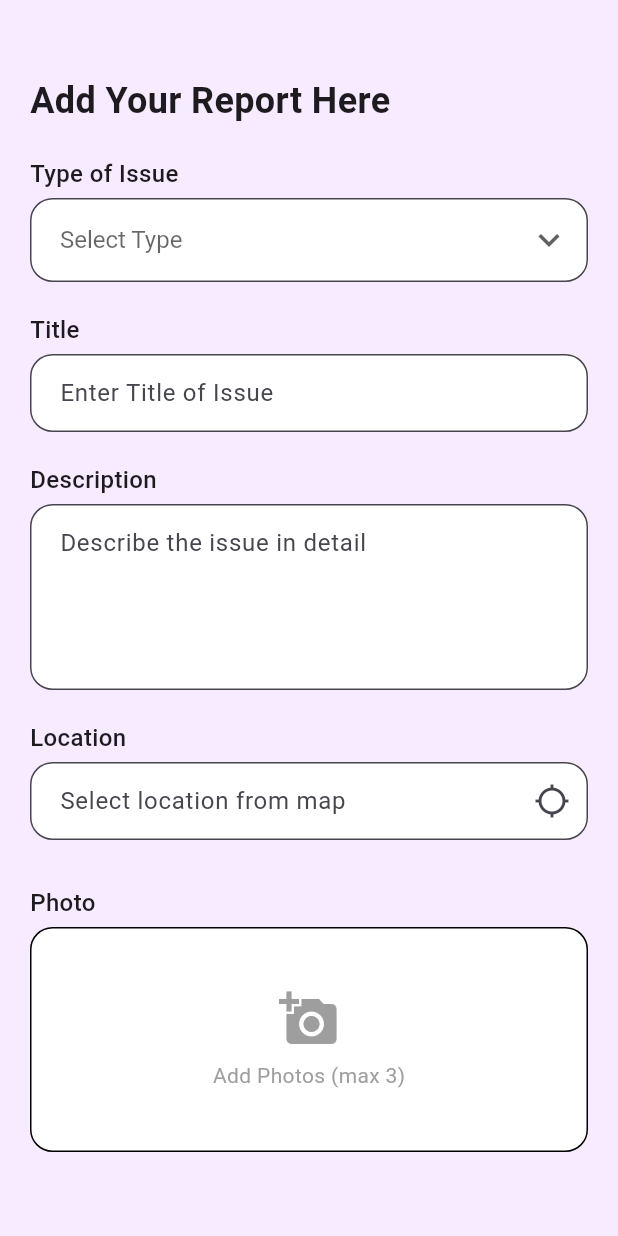
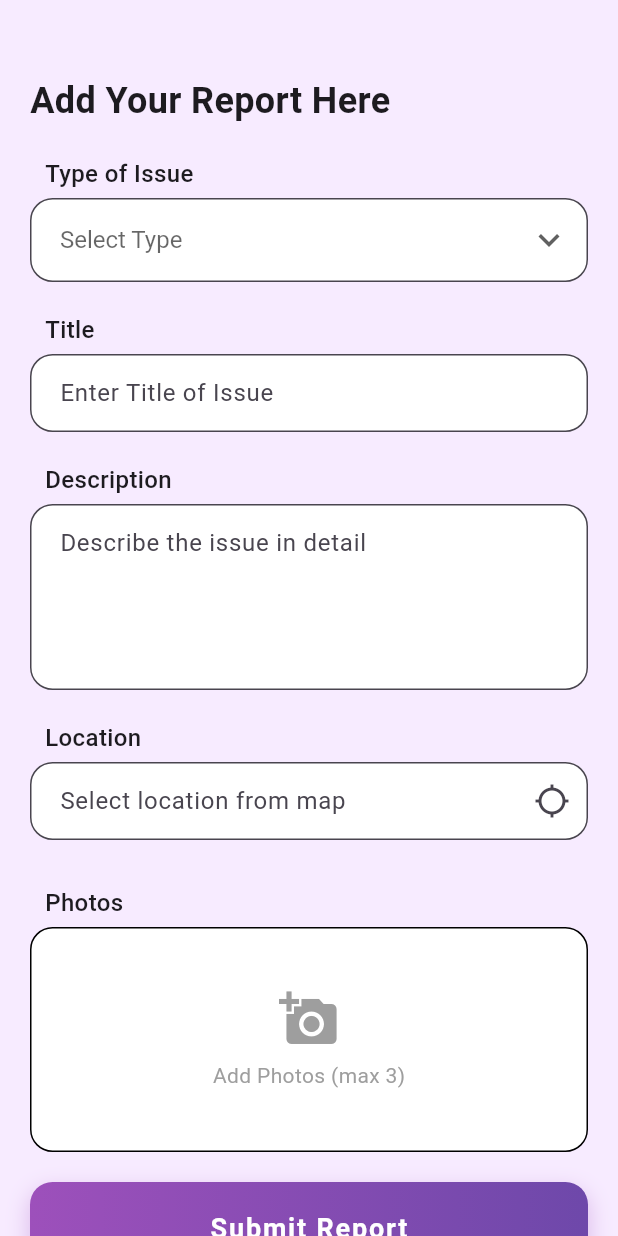
Before and after one commit to St487/FixMyRoad, a Flutter app: the AddReport screen opened directly, on a phone screen of 412 x 824 dp. Run offline on Flutter 3.47's test engine with Material 3 defaults, Android fonts, the phone set to English and light mode, and no system bars; our stand-ins replace geocoding, geolocator, google_maps_flutter, image_picker, permission_handler, shared_preferences; missing offline and left inert: flutter_floating_bottom_bar; accounts and stored records are empty.

Commit message:
add_report

```diff
--- a/fix_my_road/lib/screen/add_report.dart
+++ b/fix_my_road/lib/screen/add_report.dart
@@ -79,7 +79,16 @@ class _AddReportState extends State<AddReport> {
                 const SizedBox(height: 20),
 
                 // Type Dropdown
-                const Text("Type of Issue", style: TextStyle(fontSize: 16, fontWeight: FontWeight.w500)),
+                Container(
+                  width: double.infinity,
+                  padding: EdgeInsets.only(left: 10),
+                  child: Text("Type of Issue",
+                    style: TextStyle(
+                      fontSize: 16,
+                      fontWeight: FontWeight.w500
+                    )
+                  )
+                ),
                 const SizedBox(height: 5),
                 DropdownButtonFormField<String>(
                   value: selectedType,
@@ -102,7 +111,16 @@ class _AddReportState extends State<AddReport> {
                 const SizedBox(height: 20),
 
                 // Title
-                const Text("Title", style: TextStyle(fontSize: 16, fontWeight: FontWeight.w500)),
+                Container(
+                  width: double.infinity,
+                  padding: EdgeInsets.only(left: 10),
+                  child: Text("Title",
+                    style: TextStyle(
+                      fontSize: 16,
+                      fontWeight: FontWeight.w500
+                    )
+                  )
+                ),
                 const SizedBox(height: 5),
                 TextField(
                   decoration: InputDecoration(
@@ -116,7 +134,16 @@ class _AddReportState extends State<AddReport> {
                 const SizedBox(height: 20),
 
                 // Description
-                const Text("Description", style: TextStyle(fontSize: 16, fontWeight: FontWeight.w500)),
+                Container(
+                  width: double.infinity,
+                  padding: EdgeInsets.only(left: 10),
+                  child: Text("Description",
+                    style: TextStyle(
+                      fontSize: 16,
+                      fontWeight: FontWeight.w500
+                    )
+                  )
+                ),
                 const SizedBox(height: 5),
                 TextField(
                   maxLines: 4,
@@ -131,7 +158,16 @@ class _AddReportState extends State<AddReport> {
                 const SizedBox(height: 20),
 
                 // Location Picker
-                const Text("Location", style: TextStyle(fontSize: 16, fontWeight: FontWeight.w500)),
+                Container(
+                  width: double.infinity,
+                  padding: EdgeInsets.only(left: 10),
+                  child: Text("Location",
+                    style: TextStyle(
+                      fontSize: 16,
+                      fontWeight: FontWeight.w500
+                    )
+                  )
+                ),
                 const SizedBox(height: 5),
                 TextField(
                   readOnly: true,
@@ -207,7 +243,16 @@ class _AddReportState extends State<AddReport> {
 
                 const SizedBox(height: 20),
 
-                const Text("Photo", style: TextStyle(fontSize: 16, fontWeight: FontWeight.w500)),
+                Container(
+                  width: double.infinity,
+                  padding: EdgeInsets.only(left: 10),
+                  child: Text("Photos",
+                    style: TextStyle(
+                      fontSize: 16,
+                      fontWeight: FontWeight.w500
+                    )
+                  )
+                ),
                 const SizedBox(height: 5),
                 GestureDetector(
                   onTap: () {
@@ -318,6 +363,54 @@ class _AddReportState extends State<AddReport> {
                       ),
                   ),
                 ),
+                const SizedBox(height: 20),
+
+                // Submit Button
+                Center(
+                  child: Container(
+                    width: double.infinity,
+                    decoration: BoxDecoration(
+                      borderRadius: BorderRadius.circular(15),
+                      gradient: const LinearGradient(
+                        colors: [
+                          Color(0xFF9D50BB), // Rich Purple
+                          Color(0xFF6E48AA), // Deep Violet
+                        ],
+                        begin: Alignment.centerLeft,
+                        end: Alignment.centerRight,
+                      ),
+                      boxShadow: [
+                        BoxShadow(
+                          // Purple shadow matches the theme better than blue
+                          color: const Color(0xFF9D50BB).withOpacity(0.3),
+                          spreadRadius: 1,
+                          blurRadius: 12,
+                          offset: const Offset(0, 6),
+                        ),
+                      ],
+                    ),
+                    child: ElevatedButton(
+                      onPressed: () {
+                        // Submission logic
+                      },
+                      style: ElevatedButton.styleFrom(
+                        backgroundColor: Colors.transparent,
+                        shadowColor: Colors.transparent,
+                        padding: const EdgeInsets.symmetric(vertical: 18),
+                        shape: RoundedRectangleBorder(borderRadius: BorderRadius.circular(15)),
+                      ),
+                      child: const Text(
+                        "Submit Report",
+                        style: TextStyle(
+                          fontSize: 18,
+                          fontWeight: FontWeight.bold,
+                          color: Colors.white, // White pops perfectly against dark purple
+                          letterSpacing: 1.2,
+                        ),
+                      ),
+                    ),
+                  ),
+                )
               ],
             ),
           ),
```
Lines whose indentation alone changed are shown as unchanged.
